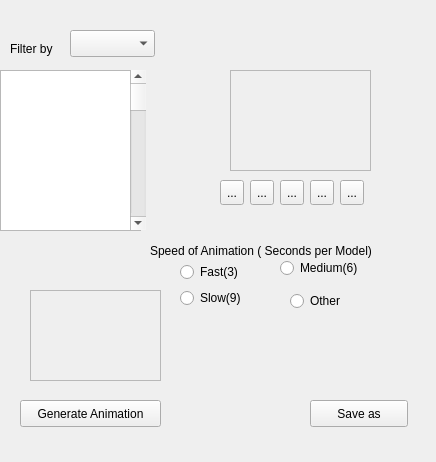
This is ui/animatorwindow.ui in Electrofire/QdevelopVset as Qt 5 draws it before an edit. The edited form follows.
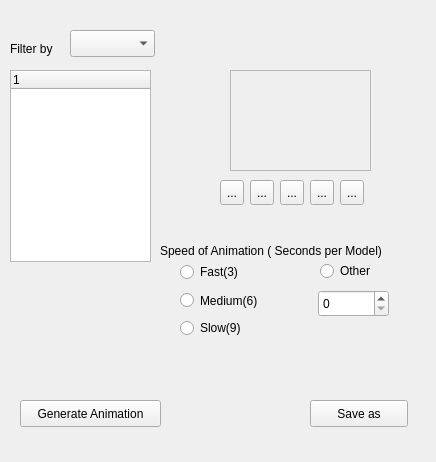
This is the edited form. Icons and pictures are not drawn. Custom widgets are drawn as their Qt base class.

Commit message: TreeWidget can now be updated, need to implement threqad to update the workspace

What changed in the file:
```diff
--- a/ui/animatorwindow.ui
+++ b/ui/animatorwindow.ui
@@ -1,7 +1,7 @@
 <?xml version="1.0" encoding="UTF-8"?>
 <ui version="4.0">
  <class>AnimatorWindow</class>
- <widget class="QDockWidget" name="AnimatorWindow">
+ <widget class="QMainWindow" name="AnimatorWindow">
   <property name="windowModality">
    <enum>Qt::NonModal</enum>
   </property>
@@ -13,18 +13,24 @@
     <height>462</height>
    </rect>
   </property>
+  <property name="windowTitle">
+   <string>VSeT - Animator</string>
+  </property>
   <property name="accessibleName">
    <string>VSeT - Animator</string>
   </property>
-  <property name="floating">
+  <property name="documentMode">
+   <bool>false</bool>
+  </property>
+  <property name="tabShape">
+   <enum>QTabWidget::Rounded</enum>
+  </property>
+  <property name="unifiedTitleAndToolBarOnMac">
+   <bool>false</bool>
+  </property>
+  <property name="floating" stdset="0">
    <bool>true</bool>
   </property>
-  <property name="allowedAreas">
-   <set>Qt::NoDockWidgetArea</set>
-  </property>
-  <property name="windowTitle">
-   <string>VSeT - Animator</string>
-  </property>
   <widget class="QWidget" name="dockWidgetContents">
    <widget class="QComboBox" name="comboBox">
     <property name="geometry">
@@ -172,22 +178,6 @@
      <string>Generate Animation</string>
     </property>
    </widget>
-   <widget class="QFrame" name="frame_2">
-    <property name="geometry">
-     <rect>
-      <x>30</x>
-      <y>290</y>
-      <width>131</width>
-      <height>91</height>
-     </rect>
-    </property>
-    <property name="frameShape">
-     <enum>QFrame::StyledPanel</enum>
-    </property>
-    <property name="frameShadow">
-     <enum>QFrame::Raised</enum>
-    </property>
-   </widget>
    <widget class="QRadioButton" name="actionSpeedAnimation">
     <property name="geometry">
      <rect>
@@ -204,10 +194,10 @@
    <widget class="QRadioButton" name="actionSpeedAnimation_1">
     <property name="geometry">
      <rect>
-      <x>280</x>
-      <y>260</y>
+      <x>180</x>
+      <y>290</y>
       <width>101</width>
-      <height>16</height>
+      <height>21</height>
      </rect>
     </property>
     <property name="text">
@@ -218,7 +208,7 @@
     <property name="geometry">
      <rect>
       <x>180</x>
-      <y>290</y>
+      <y>320</y>
       <width>81</width>
       <height>16</height>
      </rect>
@@ -230,8 +220,8 @@
    <widget class="QRadioButton" name="actionSpeedAnimation_3">
     <property name="geometry">
      <rect>
-      <x>290</x>
-      <y>290</y>
+      <x>320</x>
+      <y>260</y>
       <width>71</width>
       <height>22</height>
      </rect>
@@ -243,7 +233,7 @@
    <widget class="QLabel" name="label_2">
     <property name="geometry">
      <rect>
-      <x>150</x>
+      <x>160</x>
       <y>240</y>
       <width>281</width>
       <height>21</height>
@@ -253,31 +243,50 @@
      <string>Speed of Animation ( Seconds per Model)</string>
     </property>
    </widget>
-   <widget class="QListView" name="listView">
+   <widget class="QTreeWidget" name="modelWidget">
     <property name="geometry">
      <rect>
-      <x>0</x>
+      <x>10</x>
       <y>70</y>
       <width>141</width>
-      <height>161</height>
+      <height>192</height>
      </rect>
     </property>
+    <column>
+     <property name="text">
+      <string notr="true">1</string>
+     </property>
+    </column>
    </widget>
-   <widget class="QScrollBar" name="verticalScrollBar">
+   <widget class="QVTKWidget" name="qvtkWidget">
     <property name="geometry">
      <rect>
-      <x>130</x>
-      <y>70</y>
-      <width>16</width>
-      <height>160</height>
+      <x>20</x>
+      <y>280</y>
+      <width>131</width>
+      <height>111</height>
      </rect>
     </property>
-    <property name="orientation">
-     <enum>Qt::Vertical</enum>
+   </widget>
+   <widget class="QSpinBox" name="spinBox">
+    <property name="geometry">
+     <rect>
+      <x>318</x>
+      <y>290</y>
+      <width>71</width>
+      <height>27</height>
+     </rect>
     </property>
    </widget>
   </widget>
  </widget>
+ <customwidgets>
+  <customwidget>
+   <class>QVTKWidget</class>
+   <extends>QWidget</extends>
+   <header>QVTKWidget.h</header>
+  </customwidget>
+ </customwidgets>
  <resources/>
  <connections/>
 </ui>
```
The commit also changes 13 other files.
